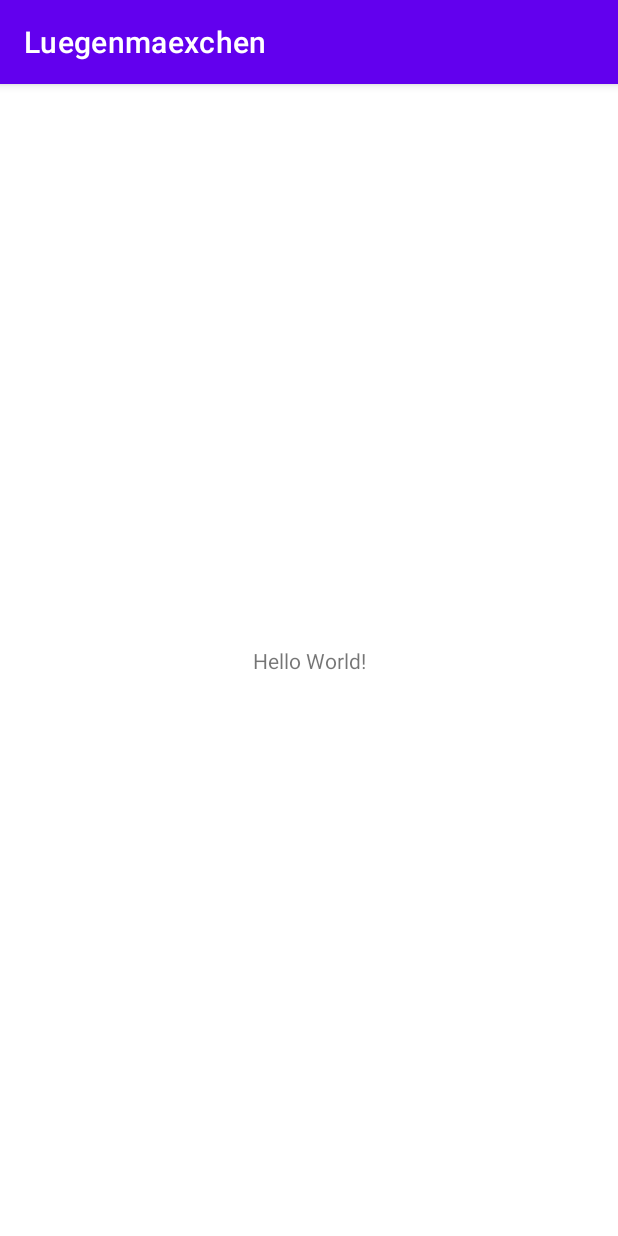
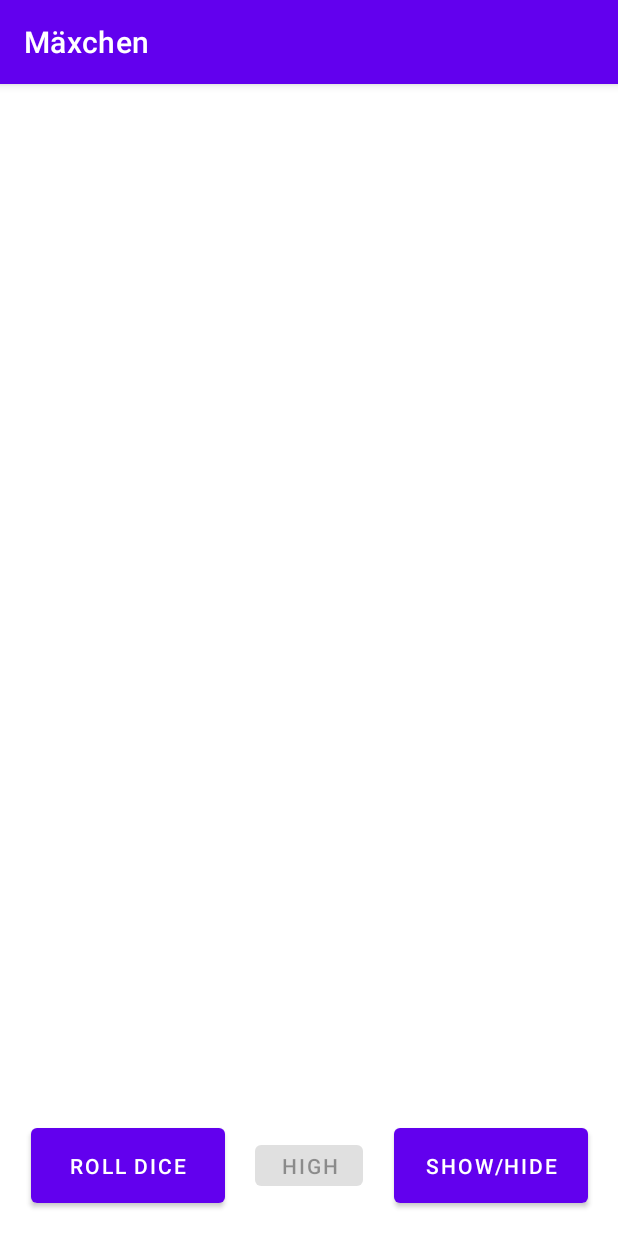
Before and after one commit to MangoMaracuya/Luegenmaexchen, an Android app: the screen it shows after launch (MainActivity), on a phone screen of 412 x 824 dp. Run offline under Robolectric (Android 15) with nearby library versions, the light colour scheme and no system bars.

Commit message:
Implemented game logic with text view to show current value. Added custom launcher icons.

```diff
--- a/app/build.gradle
+++ b/app/build.gradle
@@ -8,7 +8,7 @@ android {
     buildToolsVersion "30.0.3"
 
     defaultConfig {
-        applicationId "com.example.luegenmaexchen"
+        applicationId "com.example.maexchen"
         minSdkVersion 16
         targetSdkVersion 30
         versionCode 1
--- /dev/null
+++ b/app/src/main/java/com/example/maexchen/MainActivity.kt
@@ -0,0 +1,47 @@
+package com.example.maexchen
+
+import androidx.appcompat.app.AppCompatActivity
+import android.os.Bundle
+import android.widget.Button
+import android.widget.TextView
+import android.widget.Toast
+import com.example.maexchen.Dice
+
+class MainActivity : AppCompatActivity() {
+    var dice = Dice()
+    var current_value: Int = 0
+    override fun onCreate(savedInstanceState: Bundle?) {
+        super.onCreate(savedInstanceState)
+        setContentView(R.layout.activity_main)
+
+        val roll_dice_button = findViewById<Button>(R.id.button_roll_dice)
+        val show_hide_button = findViewById<Button>(R.id.button_show_hide)
+        val higher_button = findViewById<Button>(R.id.button_higher)
+        val value_textview = findViewById<TextView>(R.id.value_textview)
+
+
+        roll_dice_button.setOnClickListener {
+            dice.roll_dice()
+            current_value = dice.calculate_value()
+            value_textview.text = current_value.toString()
+            higher_button.isEnabled = true
+        }
+
+        show_hide_button.setOnClickListener {
+            if (value_textview.text != "") {
+                value_textview.text = ""
+                roll_dice_button.isEnabled = false
+            } else {
+                value_textview.text = current_value.toString()
+                roll_dice_button.isEnabled = true
+            }
+        }
+
+        higher_button.setOnClickListener {
+            value_textview.text = ""
+            dice.roll_dice()
+            current_value = dice.calculate_value()
+            higher_button.isEnabled = false
+        }
+    }
+}
--- a/app/src/main/res/layout/activity_main.xml
+++ b/app/src/main/res/layout/activity_main.xml
@@ -6,13 +6,54 @@
     android:layout_height="match_parent"
     tools:context=".MainActivity">
 
+    <Button
+        android:id="@+id/button_show_hide"
+        android:layout_width="129dp"
+        android:layout_height="62dp"
+        android:text="@string/show_hide"
+        app:layout_constraintBottom_toBottomOf="@+id/button_higher"
+        app:layout_constraintEnd_toEndOf="parent"
+        app:layout_constraintHorizontal_bias="0.5"
+        app:layout_constraintStart_toEndOf="@+id/button_higher"
+        app:layout_constraintTop_toTopOf="@+id/button_higher" />
+
+    <Button
+        android:id="@+id/button_roll_dice"
+        android:layout_width="129dp"
+        android:layout_height="62dp"
+        android:layout_marginBottom="16dp"
+        android:text="@string/roll_dice"
+        app:layout_constraintBottom_toBottomOf="parent"
+        app:layout_constraintEnd_toStartOf="@+id/button_higher"
+        app:layout_constraintHorizontal_bias="0.5"
+        app:layout_constraintStart_toStartOf="parent" />
+
     <TextView
-        android:layout_width="wrap_content"
-        android:layout_height="wrap_content"
-        android:text="Hello World!"
-        app:layout_constraintBottom_toBottomOf="parent"
-        app:layout_constraintLeft_toLeftOf="parent"
-        app:layout_constraintRight_toRightOf="parent"
+        android:id="@+id/value_textview"
+        android:layout_width="388dp"
+        android:layout_height="468dp"
+        android:layout_marginBottom="85dp"
+        android:gravity="center_horizontal"
+        android:text=""
+        android:textAlignment="center"
+
+        android:textSize="250sp"
+        app:layout_constraintBottom_toTopOf="@+id/button_show_hide"
+        app:layout_constraintEnd_toEndOf="parent"
+        app:layout_constraintHorizontal_bias="0.5"
+        app:layout_constraintStart_toStartOf="parent"
         app:layout_constraintTop_toTopOf="parent" />
 
+    <Button
+        android:id="@+id/button_higher"
+        android:layout_width="72dp"
+        android:layout_height="39dp"
+        android:enabled="false"
+        android:text="@string/high"
+        app:layout_constraintBottom_toBottomOf="@+id/button_roll_dice"
+        app:layout_constraintEnd_toStartOf="@+id/button_show_hide"
+        app:layout_constraintHorizontal_bias="0.5"
+        app:layout_constraintStart_toEndOf="@+id/button_roll_dice"
+        app:layout_constraintTop_toTopOf="@+id/button_roll_dice" />
+
 </androidx.constraintlayout.widget.ConstraintLayout>
--- a/app/src/main/res/values-night/themes.xml
+++ b/app/src/main/res/values-night/themes.xml
@@ -1,6 +1,6 @@
 <resources xmlns:tools="http://schemas.android.com/tools">
     <!-- Base application theme. -->
-    <style name="Theme.Luegenmaexchen" parent="Theme.MaterialComponents.DayNight.DarkActionBar">
+    <style name="Theme.Maexchen" parent="Theme.MaterialComponents.DayNight.DarkActionBar">
         <!-- Primary brand color. -->
         <item name="colorPrimary">@color/purple_200</item>
         <item name="colorPrimaryVariant">@color/purple_700</item>
--- a/app/src/main/res/values/strings.xml
+++ b/app/src/main/res/values/strings.xml
@@ -1,3 +1,8 @@
 <resources>
-    <string name="app_name">Luegenmaexchen</string>
+    <string name="app_name">Mäxchen</string>
+    <string name="roll_dice">Roll Dice</string>
+    <string name="_00">00</string>
+    <string name="show_hide">Show/Hide</string>
+    <string name="higher">Higher</string>
+    <string name="high">High</string>
 </resources>
--- a/app/src/main/res/values/themes.xml
+++ b/app/src/main/res/values/themes.xml
@@ -1,6 +1,6 @@
 <resources xmlns:tools="http://schemas.android.com/tools">
     <!-- Base application theme. -->
-    <style name="Theme.Luegenmaexchen" parent="Theme.MaterialComponents.DayNight.DarkActionBar">
+    <style name="Theme.Maexchen" parent="Theme.MaterialComponents.DayNight.DarkActionBar">
         <!-- Primary brand color. -->
         <item name="colorPrimary">@color/purple_500</item>
         <item name="colorPrimaryVariant">@color/purple_700</item>
--- a/settings.gradle
+++ b/settings.gradle
@@ -1,2 +1,2 @@
 include ':app'
-rootProject.name = "Luegenmaexchen"
+rootProject.name = "Maexchen"
```
Also changed, not shown: app/src/main/AndroidManifest.xml (+4 -4 lines), app/src/main/java/com/example/luegenmaexchen/MainActivity.kt (deleted, +0 -11 lines), app/src/main/java/com/example/maexchen/Dice.kt (added, +26 -0 lines), app/src/main/res/mipmap-xxhdpi/ic_launcher.png (deleted), app/src/main/res/mipmap-xxhdpi/ic_launcher_round.png (deleted), app/src/main/res/mipmap-xxhdpi/maexchen_launcher_icon.png (added), app/src/main/res/mipmap-xxhdpi/maexchen_launcher_icon_round.png (added), 4 other files.
